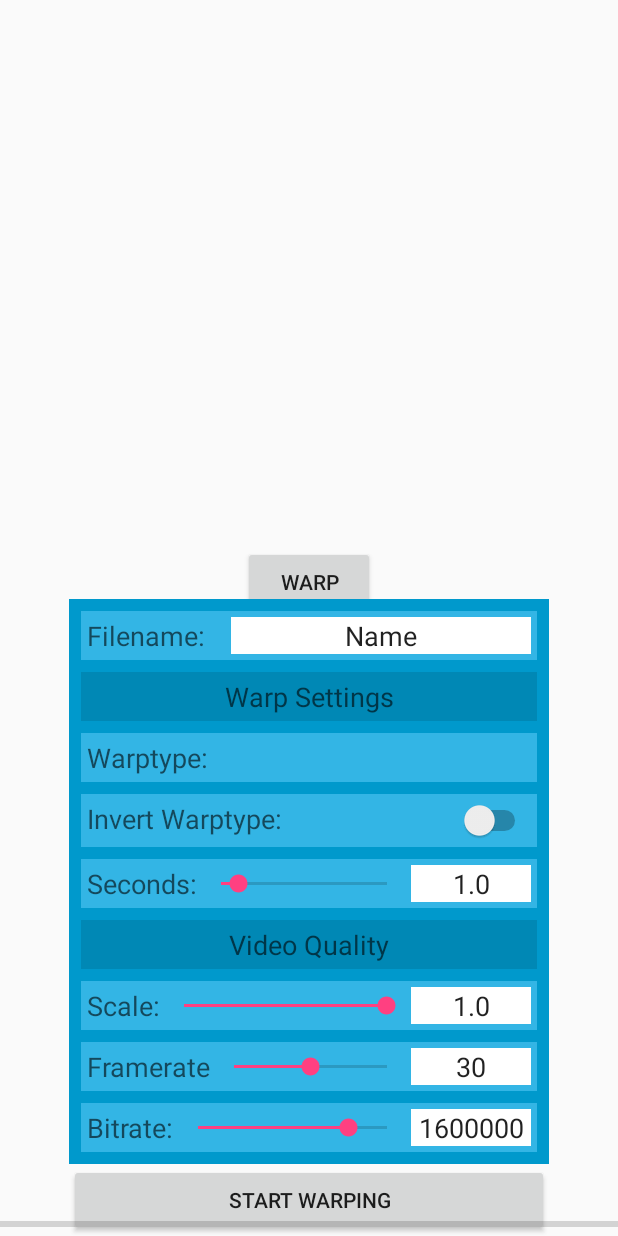
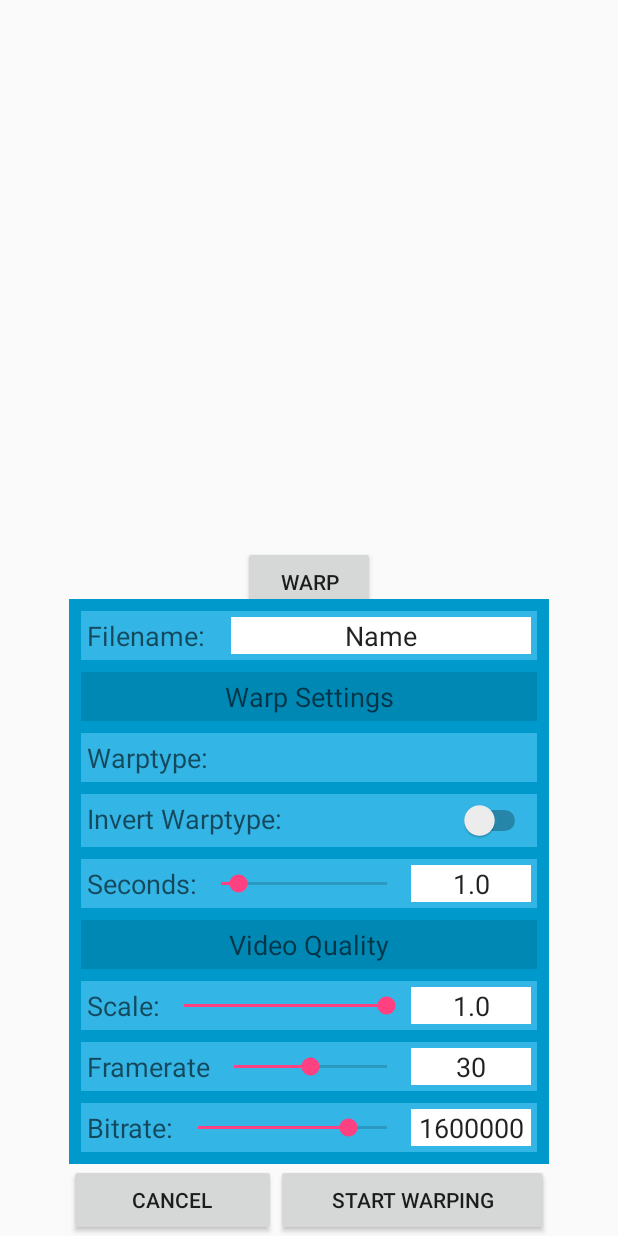
Before and after one commit to j4d3d/VideoTimeWarp, an Android app: the layout activity_main.xml on its own in the app's theme, with its tools: preview values and no code run, on a phone screen of 412 x 824 dp. Run offline under Robolectric (Android 15) with nearby library versions, the phone set to English and light mode, and no system bars.

Commit message:
0.0.2 GUI improvements

```diff
--- a/app/src/main/java/com/olioo/vtw/MainActivity.java
+++ b/app/src/main/java/com/olioo/vtw/MainActivity.java
@@ -1,19 +1,14 @@
 package com.olioo.vtw;
 
 import android.Manifest;
-import android.app.ActionBar;
 import android.app.Activity;
-import android.app.ActivityManager;
-import android.content.ComponentName;
 import android.content.Context;
 import android.content.Intent;
-import android.content.ServiceConnection;
 import android.media.MediaMetadataRetriever;
 import android.media.MediaPlayer;
 import android.net.Uri;
 import android.os.Environment;
 import android.os.Handler;
-import android.os.IBinder;
 import android.os.Looper;
 import android.os.Message;
 import android.provider.MediaStore;
@@ -21,11 +16,9 @@ import android.support.constraint.ConstraintLayout;
 import android.support.v4.content.ContextCompat;
 import android.support.v7.app.AppCompatActivity;
 import android.os.Bundle;
-import android.text.Layout;
 import android.util.Log;
 import android.view.MotionEvent;
 import android.view.View;
-import android.view.Window;
 import android.view.WindowManager;
 import android.view.inputmethod.InputMethodManager;
 import android.widget.AdapterView;
@@ -40,11 +33,9 @@ import android.widget.Toast;
 import android.widget.VideoView;
 import com.olioo.vtw.gui.jEditText;
 import com.olioo.vtw.util.Helper;
-import com.olioo.vtw.warp.WarpArgs;
 import com.olioo.vtw.warp.WarpService;
 
 import java.io.File;
-import java.util.List;
 import java.util.Timer;
 import java.util.TimerTask;
 
@@ -69,6 +60,7 @@ public class MainActivity extends AppCompatActivity {
     static String outPath = null;
     // vars necessary for gui
     static long decBitrate = -1;
+    static int warpType = -1;
 
     @Override
     protected void onCreate(Bundle savedInstanceState) {
@@ -109,7 +101,6 @@ public class MainActivity extends AppCompatActivity {
                         videoView.start();
                         lytMain.setVisibility(View.VISIBLE);
                         lytWarping.setVisibility(View.GONE);
-                        progWarp.setVisibility(View.GONE);
                         break;
                     //case HNDL_WATCH_VID: break;
                     case HNDL_HIDE_KEYBOARD:
@@ -185,8 +176,12 @@ public class MainActivity extends AppCompatActivity {
     public SeekBar seekFramerate;
     public jEditText boxBitrate;
     public SeekBar seekBitrate;
+    public Button btnCancel;
+    public Button btnStart;
+
 
     public ConstraintLayout lytWarping;
+    public ProgressBar progWarp;
     public TextView txtFilename;
     public TextView txtWarptype;
     public TextView txtSeconds;
@@ -194,11 +189,10 @@ public class MainActivity extends AppCompatActivity {
     public TextView txtFramerate;
     public TextView txtBitrate;
     public TextView txtTimeleft;
+    public Button btnWarpingWatch;
+    public Button btnHalt;
 
-    public Button btnHalt;
-    public ProgressBar progWarp;
 
-    public Button btnStart;
     public void setupGUI() {
         lytGUI = findViewById(R.id.lytGUI);
         videoView = findViewById(R.id.videoView);
@@ -219,6 +213,7 @@ public class MainActivity extends AppCompatActivity {
         seekFramerate = findViewById(R.id.seekFramerate);
         boxBitrate = findViewById(R.id.boxBitrate);
         seekBitrate = findViewById(R.id.seekBitrate);
+        btnCancel = findViewById(R.id.btnCancel);
         btnStart = findViewById(R.id.btnStart);
 
         lytWarping = findViewById(R.id.lytWarping);
@@ -229,6 +224,7 @@ public class MainActivity extends AppCompatActivity {
         txtFramerate = findViewById(R.id.txtFramerate);
         txtBitrate = findViewById(R.id.txtBitrate);
         txtTimeleft = findViewById(R.id.txtTimeLeft);
+        btnWarpingWatch = findViewById(R.id.btnWarpingWatch);
         btnHalt = findViewById(R.id.btnHalt);
 
         progWarp = findViewById(R.id.progWarp);
@@ -245,7 +241,6 @@ public class MainActivity extends AppCompatActivity {
         btnWatch.setOnClickListener(new View.OnClickListener() {
             @Override
             public void onClick(View view) {
-                lytMain.setVisibility(View.GONE);
                 Intent intent = new Intent(Intent.ACTION_PICK, MediaStore.Video.Media.EXTERNAL_CONTENT_URI);
                 startActivityForResult(intent, VSL_WATCH);
             }
@@ -257,9 +252,10 @@ public class MainActivity extends AppCompatActivity {
         adapter.setDropDownViewResource(android.R.layout.simple_spinner_dropdown_item);
         spinWarpType.setAdapter(adapter);
         spinWarpType.setOnItemSelectedListener(new Spinner.OnItemSelectedListener() {
-            @Override public void onItemSelected(AdapterView p, View v, int pos, long id) { /*spinnerPos = pos;*/ }
+            @Override public void onItemSelected(AdapterView p, View v, int pos, long id) { warpType = pos; }
             @Override public void onNothingSelected(AdapterView p) { }
         });
+        if (warpType != -1) spinWarpType.setSelection(warpType);
 
         // seconds slider
         seekSeconds.setOnSeekBarChangeListener(new SeekBar.OnSeekBarChangeListener() {
@@ -300,6 +296,15 @@ public class MainActivity extends AppCompatActivity {
             @Override public void onStopTrackingTouch(SeekBar seekBar) { }
         });
 
+        btnCancel.setOnClickListener(new View.OnClickListener() {
+            @Override
+            public void onClick(View view) {
+                decPath = null;
+                lytWarp.setVisibility(View.GONE);
+                lytMain.setVisibility(View.VISIBLE);
+            }
+        });
+
         btnStart.setOnClickListener(new View.OnClickListener() {
             @Override
             public void onClick(View view) {
@@ -311,13 +316,21 @@ public class MainActivity extends AppCompatActivity {
                     return;
                 }
 
+                progWarp.setProgress(0);
                 startWarpService();
 
                 decPath = null; // gui state based on this
                 handle.obtainMessage(HNDL_HIDE_KEYBOARD, lytWarp).sendToTarget();
                 lytWarp.setVisibility(View.GONE);
                 lytWarping.setVisibility(View.VISIBLE);
-                progWarp.setVisibility(View.VISIBLE);
+            }
+        });
+
+        btnWarpingWatch.setOnClickListener(new View.OnClickListener() {
+            @Override
+            public void onClick(View view) {
+                Intent intent = new Intent(Intent.ACTION_PICK, MediaStore.Video.Media.EXTERNAL_CONTENT_URI);
+                startActivityForResult(intent, VSL_WATCH);
             }
         });
 
@@ -396,8 +409,9 @@ public class MainActivity extends AppCompatActivity {
             txtBitrate.setText(_instance.args.bitrate + "");
         }
 
-        long elapsed = _instance.lastBatchTime - _instance.birth;
-        float prog = (float) _instance.lastBatchFrame / _instance.anticipatedBatchFrames;
+        if (_instance.anticipatedVideoDuration != 0) {
+            long elapsed = _instance.lastBatchFrameTime - _instance.birth;
+            float prog = (float) _instance.encodedLength / _instance.anticipatedVideoDuration;
             if (prog == 0) txtTimeleft.setText("Calculating...");
             else {
                 float remaining = (elapsed / prog) - (System.currentTimeMillis() - _instance.birth);
@@ -407,6 +421,7 @@ public class MainActivity extends AppCompatActivity {
                 remaining -= min * 60000;
                 int sec = (int) Math.floor(remaining / 1000);
                 txtTimeleft.setText(String.format("%02d", hours) + ":" + String.format("%02d", min) + ":" + String.format("%02d", sec));
+            }
         }
     }
 
--- a/app/src/main/java/com/olioo/vtw/warp/WarpService.java
+++ b/app/src/main/java/com/olioo/vtw/warp/WarpService.java
@@ -42,9 +42,9 @@ public class WarpService extends Service {
     public Timer heartbeat;
     public long birth = -1;
 
-    public long lastBatchTime = 0;
-    public int anticipatedBatchFrames = 0;
-    public int lastBatchFrame = 0;
+    public long lastBatchFrameTime = 0; // real world time of last encoded batchframe
+    public long encodedLength = 0; // video-time of last encoded batchframe
+    public long anticipatedVideoDuration = 0; // video duration + amount
 
     @Override
     public void onCreate() {
--- a/app/src/main/java/com/olioo/vtw/warp/Warper.java
+++ b/app/src/main/java/com/olioo/vtw/warp/Warper.java
@@ -88,7 +88,7 @@ public class Warper extends AndroidTestCase {
             extractor.seekTo(0, MediaExtractor.SEEK_TO_PREVIOUS_SYNC);
             if (extractor.getSampleTime() != frameTimes.get(0))
                 throw new RuntimeException("Failed at seeking to beginning of video. Seeked to: "+extractor.getSampleTime());
-            WarpService.instance.anticipatedBatchFrames = frameTimes.size();
+            WarpService.instance.anticipatedVideoDuration = (long)(frameTimes.get(frameTimes.size()-2) + args.amount);
 
             // setup formats
             inputFormat = extractor.getTrackFormat(decoderTrackIndex);
@@ -274,10 +274,11 @@ public class Warper extends AndroidTestCase {
         if (VERBOSE) Log.d(TAG, "swapBuffers");
         inputSurface.swapBuffers();
         batchEncodeProg++;
+        // est. time remaining variables
+        WarpService.instance.encodedLength = batchTime / 1000;
+        WarpService.instance.lastBatchFrameTime = System.currentTimeMillis();
 
         if (batchEncodeProg == batchSize) {
-            WarpService.instance.lastBatchFrame = batchFrame;
-            WarpService.instance.lastBatchTime = System.currentTimeMillis();
             // increment bfloor and reset batch controller state
             batchFloor += batchSize;
             encodingBatch = false;
--- /dev/null
+++ b/app/src/main/res/drawable/progbar.xml
@@ -0,0 +1,21 @@
+<?xml version="1.0" encoding="utf-8"?>
+<layer-list xmlns:android="http://schemas.android.com/apk/res/android">
+    <item android:id="@android:id/background"
+        android:gravity="center_vertical|fill_horizontal">
+        <shape android:shape="rectangle">
+            <corners android:radius="2dp" />
+            <size android:height="8dp" />
+            <solid android:color="?attr/colorControlNormal" />
+        </shape>
+    </item>
+    <item android:id="@android:id/progress"
+        android:gravity="center_vertical|fill_horizontal">
+        <scale android:scaleWidth="100%">
+            <shape android:shape="rectangle">
+                <corners android:radius="2dp" />
+                <size android:height="8dp" />
+                <solid android:color="?attr/colorControlActivated" />
+            </shape>
+        </scale>
+    </item>
+</layer-list>
--- a/app/src/main/res/layout/activity_main.xml
+++ b/app/src/main/res/layout/activity_main.xml
@@ -60,35 +60,47 @@
         <android.support.constraint.ConstraintLayout
             android:id="@+id/lytWarping"
             android:layout_width="320dp"
-            android:layout_height="wrap_content"
+            android:layout_height="0dp"
             android:visibility="gone"
             app:layout_constraintBottom_toBottomOf="parent"
             app:layout_constraintEnd_toEndOf="parent"
-            app:layout_constraintStart_toStartOf="parent">
+            app:layout_constraintStart_toStartOf="parent"
+            app:layout_constraintTop_toTopOf="parent">
+
+            <ProgressBar
+                android:id="@+id/progWarp"
+                style="?android:attr/progressBarStyleHorizontal"
+                android:layout_width="0dp"
+                android:layout_height="wrap_content"
+                android:max="10000"
+                android:progress="0"
+                android:progressDrawable="@drawable/progbar"
+                app:layout_constraintEnd_toEndOf="parent"
+                app:layout_constraintStart_toStartOf="parent"
+                app:layout_constraintTop_toTopOf="parent" />
 
             <ScrollView
                 android:id="@+id/scrollView3"
                 android:layout_width="0dp"
-                android:layout_height="wrap_content"
-                app:layout_constraintBottom_toTopOf="@+id/btnHalt"
+                android:layout_height="0dp"
+                android:fillViewport="true"
+                app:layout_constraintBottom_toTopOf="@+id/linBTN1"
                 app:layout_constraintEnd_toEndOf="parent"
-                app:layout_constraintHorizontal_bias="0.0"
                 app:layout_constraintStart_toStartOf="parent"
-                app:layout_constraintTop_toTopOf="parent">
+                app:layout_constraintTop_toBottomOf="@+id/progWarp">
+
+                <android.support.constraint.ConstraintLayout
+                    android:layout_width="match_parent"
+                    android:layout_height="match_parent">
 
                     <LinearLayout
                         android:layout_width="match_parent"
                         android:layout_height="wrap_content"
-                    android:gravity="center"
-                    android:orientation="vertical">
-
-                    <LinearLayout
-                        android:layout_width="match_parent"
-                        android:layout_height="match_parent"
                         android:background="@android:color/holo_blue_dark"
                         android:gravity="center"
                         android:orientation="vertical"
-                        android:padding="4dp">
+                        android:padding="4dp"
+                        app:layout_constraintBottom_toBottomOf="parent">
 
                         <RelativeLayout
                             android:layout_width="match_parent"
@@ -116,7 +128,7 @@
                                 android:layout_height="wrap_content"
                                 android:layout_alignParentEnd="true"
                                 android:layout_weight="1"
-                                android:text="~~~~~~~~~"
+                                android:text="-"
                                 android:textAppearance="@style/TextAppearance.AppCompat.Medium" />
 
                         </RelativeLayout>
@@ -147,7 +159,7 @@
                                 android:layout_height="wrap_content"
                                 android:layout_alignParentEnd="true"
                                 android:layout_weight="1"
-                                android:text="~~~~~~~~~"
+                                android:text="-"
                                 android:textAppearance="@style/TextAppearance.AppCompat.Medium" />
 
                         </RelativeLayout>
@@ -178,7 +190,7 @@
                                 android:layout_height="wrap_content"
                                 android:layout_alignParentEnd="true"
                                 android:layout_weight="1"
-                                android:text="~~~~~~~~~"
+                                android:text="-"
                                 android:textAppearance="@style/TextAppearance.AppCompat.Medium" />
 
                         </RelativeLayout>
@@ -209,7 +221,7 @@
                                 android:layout_height="wrap_content"
                                 android:layout_alignParentEnd="true"
                                 android:layout_weight="1"
-                                android:text="~~~~~~~~~"
+                                android:text="-"
                                 android:textAppearance="@style/TextAppearance.AppCompat.Medium" />
 
                         </RelativeLayout>
@@ -240,7 +252,7 @@
                                 android:layout_height="wrap_content"
                                 android:layout_alignParentEnd="true"
                                 android:layout_weight="1"
-                                android:text="~~~~~~~~~"
+                                android:text="-"
                                 android:textAppearance="@style/TextAppearance.AppCompat.Medium" />
 
                         </RelativeLayout>
@@ -271,7 +283,7 @@
                                 android:layout_height="wrap_content"
                                 android:layout_alignParentEnd="true"
                                 android:layout_weight="1"
-                                android:text="~~~~~~~~~"
+                                android:text="-"
                                 android:textAppearance="@style/TextAppearance.AppCompat.Medium" />
 
                         </RelativeLayout>
@@ -303,58 +315,76 @@
                                 android:layout_height="wrap_content"
                                 android:layout_alignParentEnd="true"
                                 android:layout_weight="1"
-                                android:text="~~~~~~~~~"
+                                android:text="-"
                                 android:textAppearance="@style/TextAppearance.AppCompat.Medium" />
 
                         </RelativeLayout>
 
                     </LinearLayout>
+                </android.support.constraint.ConstraintLayout>
+            </ScrollView>
 
-                </LinearLayout>
-            </ScrollView>
+            <LinearLayout
+                android:id="@+id/linBTN1"
+                android:layout_width="match_parent"
+                android:layout_height="0dp"
+                android:orientation="horizontal"
+                app:layout_constraintBottom_toBottomOf="parent"
+                app:layout_constraintEnd_toEndOf="parent"
+                app:layout_constraintStart_toStartOf="parent">
+
+                <Button
+                    android:id="@+id/btnWarpingWatch"
+                    android:layout_width="wrap_content"
+                    android:layout_height="wrap_content"
+                    android:layout_weight="1"
+                    android:text="WATCH" />
 
                 <Button
                     android:id="@+id/btnHalt"
-                android:layout_width="match_parent"
+                    android:layout_width="wrap_content"
                     android:layout_height="wrap_content"
+                    android:layout_weight="1"
                     android:text="HALT WARPING"
                     app:layout_constraintBottom_toBottomOf="parent"
                     app:layout_constraintEnd_toEndOf="parent"
                     app:layout_constraintStart_toStartOf="parent" />
+            </LinearLayout>
 
         </android.support.constraint.ConstraintLayout>
 
         <android.support.constraint.ConstraintLayout
             android:id="@+id/lytWarp"
             android:layout_width="320dp"
-            android:layout_height="wrap_content"
+            android:layout_height="0dp"
             android:visibility="visible"
             app:layout_constraintBottom_toBottomOf="parent"
             app:layout_constraintEnd_toEndOf="parent"
-            app:layout_constraintStart_toStartOf="parent">
+            app:layout_constraintStart_toStartOf="parent"
+            app:layout_constraintTop_toTopOf="parent">
 
             <ScrollView
                 android:id="@+id/scrollView2"
                 android:layout_width="0dp"
-                android:layout_height="wrap_content"
-                app:layout_constraintBottom_toTopOf="@+id/btnStart"
+                android:layout_height="0dp"
+                android:fillViewport="true"
+                app:layout_constraintBottom_toTopOf="@+id/linBTN2"
                 app:layout_constraintEnd_toEndOf="parent"
                 app:layout_constraintStart_toStartOf="parent"
                 app:layout_constraintTop_toTopOf="parent">
 
+                <android.support.constraint.ConstraintLayout
+                    android:layout_width="match_parent"
+                    android:layout_height="match_parent">
+
                     <LinearLayout
                         android:layout_width="match_parent"
                         android:layout_height="wrap_content"
-                    android:gravity="center"
-                    android:orientation="vertical">
-
-                    <LinearLayout
-                        android:layout_width="match_parent"
-                        android:layout_height="match_parent"
                         android:background="@android:color/holo_blue_dark"
                         android:gravity="center"
                         android:orientation="vertical"
-                        android:padding="4dp">
+                        android:padding="4dp"
+                        app:layout_constraintBottom_toBottomOf="parent">
 
                         <RelativeLayout
                             android:layout_width="match_parent"
@@ -666,30 +696,38 @@
                         </RelativeLayout>
 
                     </LinearLayout>
+                </android.support.constraint.ConstraintLayout>
+            </ScrollView>
 
-                </LinearLayout>
-            </ScrollView>
+            <LinearLayout
+                android:id="@+id/linBTN2"
+                android:layout_width="match_parent"
+                android:layout_height="0dp"
+                android:orientation="horizontal"
+                app:layout_constraintBottom_toBottomOf="parent"
+                app:layout_constraintEnd_toEndOf="parent"
+                app:layout_constraintStart_toStartOf="parent">
+
+                <Button
+                    android:id="@+id/btnCancel"
+                    android:layout_width="wrap_content"
+                    android:layout_height="wrap_content"
+                    android:layout_weight="1"
+                    android:text="CANCEL" />
 
                 <Button
                     android:id="@+id/btnStart"
-                android:layout_width="match_parent"
+                    android:layout_width="wrap_content"
                     android:layout_height="wrap_content"
+                    android:layout_weight="1"
                     android:text="START WARPING"
                     app:layout_constraintBottom_toBottomOf="parent"
                     app:layout_constraintEnd_toEndOf="parent"
                     app:layout_constraintStart_toStartOf="parent" />
+            </LinearLayout>
 
         </android.support.constraint.ConstraintLayout>
 
-        <ProgressBar
-            android:id="@+id/progWarp"
-            style="?android:attr/progressBarStyleHorizontal"
-            android:layout_width="0dp"
-            android:layout_height="wrap_content"
-            android:max="10000"
-            app:layout_constraintBottom_toBottomOf="parent"
-            app:layout_constraintEnd_toEndOf="parent"
-            app:layout_constraintStart_toStartOf="parent" />
     </android.support.constraint.ConstraintLayout>
 
 </android.support.constraint.ConstraintLayout>
```
Also changed, not shown: app/src/main/res/raw/notes.txt (+9 -1 lines), 1 other file. Lines whose indentation alone changed are shown as unchanged.
